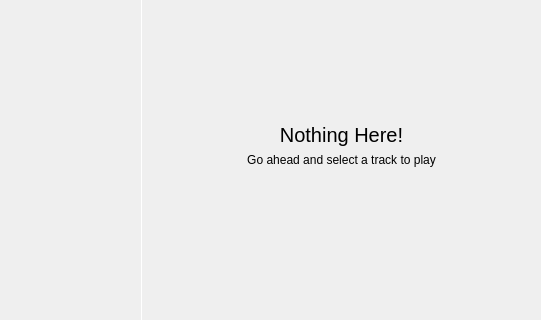
theCheeseboard/theBeat, file application/mainwindow.ui: the form before one commit; both pictures show x 259 to 800 and y 174 to 494 of the 800 by 600 pixel window.
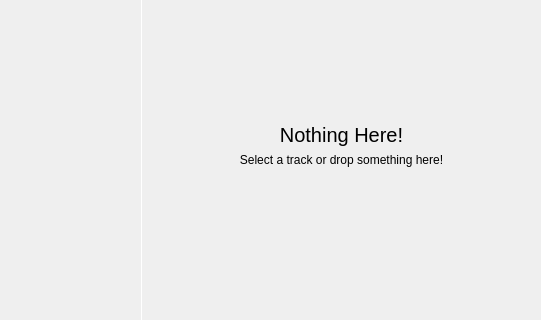
The form after the commit. The open tabs and pages were chosen to show the change. Icons and pictures are not drawn. Custom widgets are drawn as their Qt base class.

Commit message: Drag and drop support

The edit to the form file:
```diff
--- a/application/mainwindow.ui
+++ b/application/mainwindow.ui
@@ -317,7 +317,7 @@
              <item>
               <widget class="QLabel" name="label_2">
                <property name="text">
-                <string>Go ahead and select a track to play</string>
+                <string>Select a track or drop something here!</string>
                </property>
                <property name="alignment">
                 <set>Qt::AlignCenter</set>
```
Left out of the diff: 9 changed lines with no effect on the pictures. The commit also changes 179 other files.
